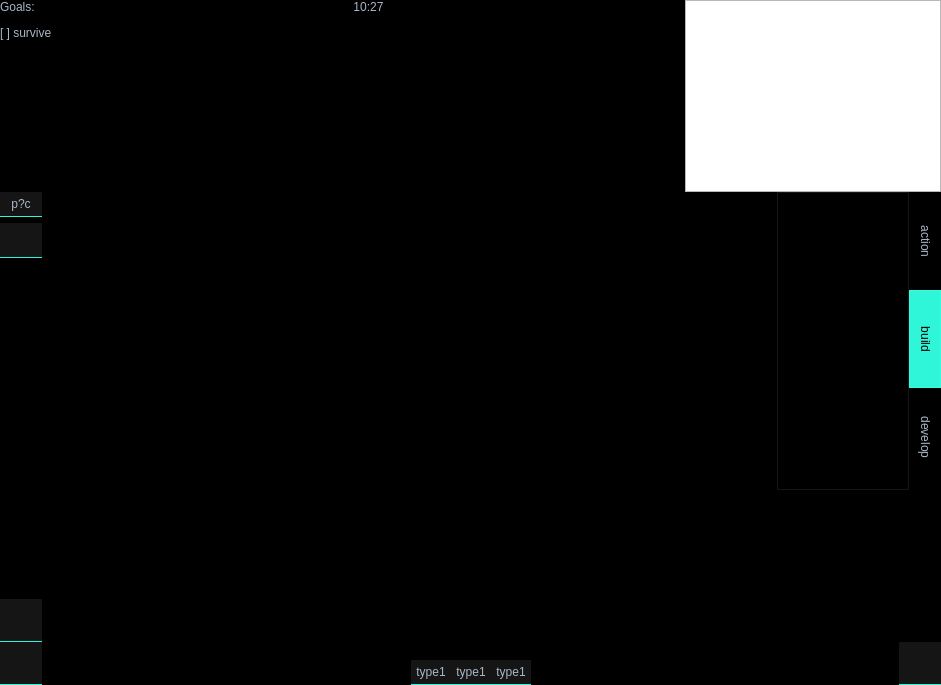
Old version of the form src/ui/battle_widget.ui in the repository k88936/UnRustedWarfare.
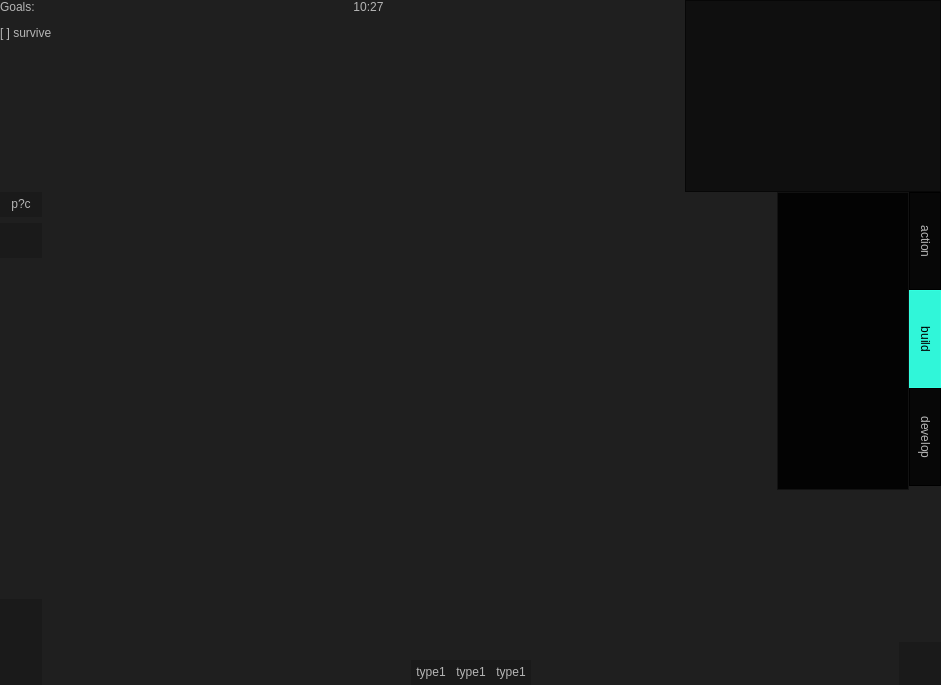
New version of the form. The open tabs and pages were chosen to show the change. Icons and pictures are not drawn. Custom widgets are drawn as their Qt base class.

The edit to the form file:
```diff
--- a/src/ui/battle_widget.ui
+++ b/src/ui/battle_widget.ui
@@ -23,52 +23,50 @@
 Available at: https://github.com/GTRONICK/QSS/blob/master/MaterialDark.qss
 */
 QMainWindow {
-	background-color:#000000;
+	background-color:#ff000000;
 }
-.QWidget{
- 	background-color: #000000;
+QWidget{
+ 	background-color: #80000000;
 }
- QDialog {
-	background-color:#000000;
+QDialog {
+	background-color:#ff000000;
 }
 QColorDialog {
-	background-color:#000000;
+	background-color:#ff000000;
 }
 QTextEdit {
-	background-color:#000000;
-	color: #a9b7c6;
+	background-color:#80000000;
+	color: #B5B5B5;
 } 
 QPlainTextEdit {
 	selection-background-color:#007b50;
-	background-color:#000000;
+	background-color:#ff000000;
 	border-style: solid;
 	border-top-color: transparent;
 	border-right-color: transparent;
 	border-left-color: transparent;
 	border-bottom-color: transparent;
 	border-width: 1px;
-	color: #a9b7c6;
+	color: #B5B5B5;
 } 
 QPushButton{
-	border-style: solid;
+	border:0px solid transparent;
 	border-radius:0px;
-	border-top-color: transparent;
-	border-right-color: transparent;
-	border-left-color: transparent;
 	border-bottom-color: #30F6D9;
 	border-bottom-width: 1px;
-	border-style: solid;
-	color: #a9b7c6;
-padding:5px;
-	background-color: #151515;
-	
+	color: #B5B5B5;
+	padding:5px;
+	background-color: #80151515;	
 }
 QPushButton::default{
 	border-bottom-width: 2px;
 	border-bottom-color: #32FFE0;
 	color: #32FFE0;
 }
-
+QPushButton:flat{
+	color:#ff000000;
+	background-color:#30F6D9;
+}
 QPushButton:hover{
 	color: #000000;
 	background-color: #30F6D9;
@@ -79,9 +77,9 @@
 	background-color: #2BDABD;
 }
 QPushButton:disabled{
-	border-bottom-color: #505050;
+	border-bottom-color: #80505050;
 	color: #505050;
-	background-color: #151515;
+	background-color: #80151515;
 }
 /* QToolButton {
 	border-style: solid;
@@ -91,9 +89,9 @@
 	border-bottom-color: #04b97f;
 	border-bottom-width: 1px;
 	border-style: solid;
-	color: #a9b7c6;
+	color: #B5B5B5;
 	padding: 2px;
-	background-color: #000000;
+	background-color: #ff000000;
 }
 QToolButton:hover{
 	border-style: solid;
@@ -110,16 +108,17 @@
 QLineEdit {
 	border-width: 1px; 
 	border-radius: 0px;
-	border-color: #505050;
+	border-color: #80505050;
 	border-style: inset;
 	padding: 0px;
-	color: #a9b7c6;
-	background:#151515;
-	selection-background-color:#505050;
+	color: #B5B5B5;
+	background:#80151515;
+	selection-background-color:#80505050;
 	selection-color: #2BDABD;
 }
 QLabel {
-	color: #a9b7c6;
+	color: #B5B5B5;
+	background-color: transparent;
 }
 /* QLCDNumber {
 	color: #37e6b4;
@@ -139,17 +138,17 @@
 	border-radius: 0px;
 }
 /* QMenuBar {
-	background-color: #000000;
+	background-color: #ff000000;
 }
 QMenuBar::item {
-	color: #a9b7c6;
+	color: #B5B5B5;
   	spacing: 3px;
   	padding: 1px 4px;
-  	background: #000000;
+  	background: #ff000000;
 }
 
 QMenuBar::item:selected {
-  	background:#000000;
+  	background:#ff000000;
 	color: #FFFFFF;
 }
 QMenu::item:selected {
@@ -185,26 +184,25 @@
 	background-color:#000000;
 } */ 
 QTabWidget {
-	color:#a9b7c6;
-	background-color:#000000;
 	
 }
 QTabWidget::pane {
-	border:1px solid #151515;
+	border:1px solid #80151515;
 	border-radius: 0px;
+	background-color:#80000000;
 }
 QTabBar::tab{
-	border:1px solid #000000;
+	border: 1px solid #ff000000;
 	border-radius: 0px;
-	color: #a9b7c6;
+	color: #B5B5B5;
 	padding:8px;
-	background-color: #000000;
+	background-color: #80000000;
 }
 QTabBar::tab:top,QTabBar::tab:bottom{
-min-width:80px;
+	min-width:80px;
 }
 QTabBar::tab:left,QTabBar::tab:right{
-min-height:80px;
+	min-height:80px;
 }
  QTabBar::tab:hover {
 	color: #30F6D9;
@@ -222,20 +220,18 @@
 	border-left-color:#30F6D9;
 }
 QTabBar::tab:selected, QTabBar::tab:last:selected {
-	color: #000000;
+	color: #ff000000;
 	border-color: #32FFE0;
 	background-color: #30F6D9;
 }
 
 QCheckBox {
-	color: #a9b7c6;
+	color: #B5B5B5;
 	border:1px solid #151515;
 	border-radius:0px;
 	background-color:#151515;
 	padding-left: 4px;
 }
-
-
 QCheckBox:hover {
 	border-color: #30F6D9;
 	color:#30F6D9;
@@ -245,7 +241,7 @@
 	width: 10px;
 	border-style:solid;
 	border-width: 1px;
-	border-color: #a9b7c6;
+	border-color: #B5B5B5;
 }
 QCheckBox::indicator:checked {
 	background-color: #30F6D9;
@@ -258,8 +254,8 @@
 	color: #505050;
 }
 /* QRadioButton {
-	color: #a9b7c6;
-	background-color: #000000;
+	color: #B5B5B5;
+	background-color: #ff000000;
 	padding: 1px;
 }
 QRadioButton::indicator:checked {
@@ -269,7 +265,7 @@
 	border-radius:5px;
 	border-width: 1px;
 	border-color: #04b97f;
-	color: #a9b7c6;
+	color: #B5B5B5;
 	background-color: #04b97f;
 }
 QRadioButton::indicator:unchecked {
@@ -279,73 +275,73 @@
 	border-radius:5px;
 	border-width: 1px;
 	border-color: #04b97f;
-	color: #a9b7c6;
+	color: #B5B5B5;
 	background-color: transparent;
 } */ 
 QStatusBar {
 	color:#ffffff;
 }
 QSpinBox {
-	color: #a9b7c6;	
-	background-color: #000000;
+	color: #B5B5B5;	
+	background-color: #80000000;
 }
 QDoubleSpinBox {
-	color: #a9b7c6;	
-	background-color: #000000;
+	color: #B5B5B5;	
+	background-color: #80000000;
 }
 QTimeEdit {
-	color: #a9b7c6;	
-	background-color: #000000;
+	color: #B5B5B5;	
+	background-color: #80000000;
 }
 QDateTimeEdit {
-	color: #a9b7c6;	
-	background-color: #000000;
+	color: #B5B5B5;	
+	background-color: #80000000;
 }
 QDateEdit {
-	color: #a9b7c6;	
-	background-color: #000000;
+	color: #B5B5B5;	
+	background-color: #80000000;
 }
 QComboBox {
-	color: #a9b7c6;	
-	background: #000000;
+	color: #B5B5B5;	
+	background: #80000000;
 }
 QComboBox:editable {
-	background: #000000;
-	color: #a9b7c6;
-	selection-background-color: #000000;
+	background: #80000000;
+	color: #B5B5B5;
+	selection-background-color: #80000000;
 }
 QComboBox QAbstractItemView {
-	color: #a9b7c6;	
-	background: #000000;
+	color: #B5B5B5;	
+	background: #80000000;
 	selection-color: #FFFFFF;
-	selection-background-color: #000000;
+	selection-background-color: #80000000;
 }
 QComboBox:!editable:on, QComboBox::drop-down:editable:on {
-	color: #a9b7c6;	
-	background: #000000;
+	color: #B5B5B5;	
+	background: #80000000;
 }
 QFontComboBox {
-	color: #a9b7c6;	
-	background-color: #000000;
+	color: #B5B5B5;	
+	background-color: #80000000;
 }
 QToolBox {
-	color: #a9b7c6;
-	background-color: #000000;
+	color: #B5B5B5;
+	background-color: #80000000;
 }
 QToolBox::tab {
-	color: #a9b7c6;
-	background-color: #000000;
+	color: #B5B5B5;
+	background-color: #80000000;
 }
 QToolBox::tab:selected {
 	color: #FFFFFF;
-	background-color: #000000;
+	background-color: #80000000;
 }
 QScrollArea {
-	color: #a9b7c6;
-	background-color: #000000;
+	color: #B5B5B5;
+	background-color: #80000000;
 }
 QSlider{
-background-color: #000000
+	background-color: #80000000;
 }
 QSlider::groove:horizontal {
 	height: 1px;
@@ -355,7 +351,7 @@
 }
 QSlider::handle{
 	background-color: #32FFE0;
-	border: 1px solid #151515;
+	border: 1px solid #80151515;
 	border-radius: 0px;
 }
 QSlider::handle:horizontal {
@@ -367,7 +363,7 @@
 	margin: 0 -4px;
 }
 QSlider::add-page{
-    background: #a9b7c6;
+    background: #B5B5B5;
 }
 QSlider::sub-page {
     background: #2BDABD;
@@ -392,6 +388,375 @@
    </property>
    <item row="0" column="0">
     <widget class="BattlefieldWidget" name="widget" native="true">
+     <property name="styleSheet">
+      <string notr="true">/*
+Material Dark Style Sheet for QT Applications
+Author: Jaime A. Quiroga P.
+Inspired on https://github.com/jxfwinter/qt-material-stylesheet
+Company: GTRONICK
+Last updated: 04/12/2018, 15:00.
+Available at: https://github.com/GTRONICK/QSS/blob/master/MaterialDark.qss
+*/
+$color_high_light = #2BDABD;
+$color_high_light2 = #30F6D9;
+$color_high_light3 = #32FFE0;
+$color_dark = #000000;
+$color_dark_t = #80000000;
+$color_dark2 = #151515;
+$color_dark2_t = #B4151515;
+$color_dark3 = #505050;
+$color_dark3_t = #80505050;
+$color_gray = #747C87;
+$color_bright = #FFFFFF;
+QMainWindow {
+	background-color:$color_dark;
+}
+QWidget{
+ 	background-color: $color_dark_t;
+}
+QDialog {
+	background-color:$color_dark;
+}
+QColorDialog {
+	background-color:$color_dark;
+}
+QTextEdit {
+	background-color:$color_dark_t;
+	color: $color_gray;
+} 
+QPlainTextEdit {
+	selection-background-color:#007b50;
+	background-color:$color_dark;
+	border-style: solid;
+	border-top-color: transparent;
+	border-right-color: transparent;
+	border-left-color: transparent;
+	border-bottom-color: transparent;
+	border-width: 1px;
+	color: $color_gray;
+} 
+QPushButton{
+	border:0px solid transparent;
+	border-radius:0px;
+	border-bottom-color: $color_high_light2;
+	border-bottom-width: 1px;
+	color: $color_gray;
+	padding:5px;
+	background-color: $color_dark2_t;	
+}
+QPushButton::default{
+	border-bottom-width: 2px;
+	border-bottom-color: $color_high_light3;
+	color: $color_high_light3;
+}
+QPushButton:flat{
+	color:$color_dark;
+	background-color:$color_high_light2;
+}
+QPushButton:hover{
+	color: $color_dark;
+	background-color: $color_high_light2;
+	
+}
+QPushButton:pressed{
+	color: $color_dark;
+	border-bottom-color: $color_high_light;
+	background-color: $color_high_light;
+}
+QPushButton:disabled{
+	border-bottom-color: $color_dark3_t;
+	color: $color_dark3;
+	background-color: $color_dark2_t;
+}
+/* QToolButton {
+	border-style: solid;
+	border-top-color: transparent;
+	border-right-color: transparent;
+	border-left-color: transparent;
+	border-bottom-color: #04b97f;
+	border-bottom-width: 1px;
+	border-style: solid;
+	color: $color_gray;
+	padding: 2px;
+	background-color: $color_dark;
+}
+QToolButton:hover{
+	border-style: solid;
+	border-top-color: transparent;
+	border-right-color: transparent;
+	border-left-color: transparent;
+	border-bottom-color: #37efba;
+	border-bottom-width: 2px;
+	border-style: solid;
+	color: #FFFFFF;
+	padding-bottom: 1px;
+	background-color: $color_dark;
+} */ 
+QLineEdit {
+	border-width: 1px; 
+	border-radius: 0px;
+	border-color: $color_dark3_t;
+	border-style: inset;
+	padding: 0px;
+	color: $color_gray;
+	background:$color_dark2_t;
+	selection-background-color:$color_dark3_t;
+	selection-color: $color_high_light;
+}
+QLabel {
+	color: $color_gray;
+	background-color: transparent;
+}
+/* QLCDNumber {
+	color: #37e6b4;
+} */ 
+QProgressBar {
+	color: transparent;
+	border-style:inset;
+	border-width: 1px; 
+	border-radius: 0px;
+	border-color: $color_high_light2;
+	background-color:$color_dark2;
+}
+QProgressBar::chunk {
+	background-color: $color_high_light2;
+	width:5px;
+	margin:0px;
+	border-radius: 0px;
+}
+/* QMenuBar {
+	background-color: $color_dark;
+}
+QMenuBar::item {
+	color: $color_gray;
+  	spacing: 3px;
+  	padding: 1px 4px;
+  	background: $color_dark;
+}
+
+QMenuBar::item:selected {
+  	background:$color_dark;
+	color: #FFFFFF;
+}
+QMenu::item:selected {
+	border-style: solid;
+	border-top-color: transparent;
+	border-right-color: transparent;
+	border-left-color: #04b97f;
+	border-bottom-color: transparent;
+	border-left-width: 2px;
+	color: #FFFFFF;
+	padding-left:15px;
+	padding-top:4px;
+	padding-bottom:4px;
+	padding-right:7px;
+	background-color: $color_dark;
+}
+QMenu::item {
+	border-style: solid;
+	border-top-color: transparent;
+	border-right-color: transparent;
+	border-left-color: transparent;
+	border-bottom-color: transparent;
+	border-bottom-width: 1px;
+	border-style: solid;
+	color: $color_gray;
+	padding-left:17px;
+	padding-top:4px;
+	padding-bottom:4px;
+	padding-right:7px;
+	background-color: $color_dark;
+}
+QMenu{
+	background-color:$color_dark;
+} */ 
+QTabWidget {
+	color:$color_gray;
+	background-color:$color_dark_t;
+}
+QTabWidget::pane {
+	border:1px solid $color_dark2_t;
+	border-radius: 0px;
+}
+QTabBar::tab{
+	border: 1px solid $color_dark;
+	border-radius: 0px;
+	color: $color_gray;
+	padding:8px;
+	background-color: $color_dark_t;
+}
+QTabBar::tab:top,QTabBar::tab:bottom{
+	min-width:80px;
+}
+QTabBar::tab:left,QTabBar::tab:right{
+	min-height:80px;
+}
+ QTabBar::tab:hover {
+	color: $color_high_light2;
+}
+QTabBar::tab:top:hover{
+	border-bottom-color:$color_high_light2;
+}
+QTabBar::tab:bottom:hover{
+	border-top-color:$color_high_light2;
+}
+QTabBar::tab:left:hover{
+	border-right-color:$color_high_light2;
+}
+QTabBar::tab:right:hover{
+	border-left-color:$color_high_light2;
+}
+QTabBar::tab:selected, QTabBar::tab:last:selected {
+	color: $color_dark;
+	border-color: $color_high_light3;
+	background-color: $color_high_light2;
+}
+
+QCheckBox {
+	color: $color_gray;
+	border:1px solid $color_dark2;
+	border-radius:0px;
+	background-color:$color_dark2;
+	padding-left: 4px;
+}
+QCheckBox:hover {
+	border-color: $color_high_light2;
+	color:$color_high_light2;
+}
+QCheckBox::indicator{
+	height: 10px;
+	width: 10px;
+	border-style:solid;
+	border-width: 1px;
+	border-color: $color_gray;
+}
+QCheckBox::indicator:checked {
+	background-color: $color_high_light2;
+	border-color:$color_high_light2
+}
+QCheckBox::indicator:unchecked {
+	background-color: transparent;
+}
+QCheckBox:disabled {
+	color: $color_dark3;
+}
+/* QRadioButton {
+	color: $color_gray;
+	background-color: $color_dark;
+	padding: 1px;
+}
+QRadioButton::indicator:checked {
+	height: 10px;
+	width: 10px;
+	border-style:solid;
+	border-radius:5px;
+	border-width: 1px;
+	border-color: #04b97f;
+	color: $color_gray;
+	background-color: #04b97f;
+}
+QRadioButton::indicator:unchecked {
+	height: 10px;
+	width: 10px;
+	border-style:solid;
+	border-radius:5px;
+	border-width: 1px;
+	border-color: #04b97f;
+	color: $color_gray;
+	background-color: transparent;
+} */ 
+QStatusBar {
+	color:#ffffff;
+}
+QSpinBox {
+	color: $color_gray;	
+	background-color: $color_dark_t;
+}
+QDoubleSpinBox {
+	color: $color_gray;	
+	background-color: $color_dark_t;
+}
+QTimeEdit {
+	color: $color_gray;	
+	background-color: $color_dark_t;
+}
+QDateTimeEdit {
+	color: $color_gray;	
+	background-color: $color_dark_t;
+}
+QDateEdit {
+	color: $color_gray;	
+	background-color: $color_dark_t;
+}
+QComboBox {
+	color: $color_gray;	
+	background: $color_dark_t;
+}
+QComboBox:editable {
+	background: $color_dark_t;
+	color: $color_gray;
+	selection-background-color: $color_dark_t;
+}
+QComboBox QAbstractItemView {
+	color: $color_gray;	
+	background: $color_dark_t;
+	selection-color: #FFFFFF;
+	selection-background-color: $color_dark_t;
+}
+QComboBox:!editable:on, QComboBox::drop-down:editable:on {
+	color: $color_gray;	
+	background: $color_dark_t;
+}
+QFontComboBox {
+	color: $color_gray;	
+	background-color: $color_dark_t;
+}
+QToolBox {
+	color: $color_gray;
+	background-color: $color_dark_t;
+}
+QToolBox::tab {
+	color: $color_gray;
+	background-color: $color_dark_t;
+}
+QToolBox::tab:selected {
+	color: #FFFFFF;
+	background-color: $color_dark_t;
+}
+QScrollArea {
+	color: $color_gray;
+	background-color: $color_dark_t;
+}
+QSlider{
+	background-color: $color_dark_t;
+}
+QSlider::groove:horizontal {
+	height: 1px;
+}
+QSlider::groove:vertical {
+	width: 1px;
+}
+QSlider::handle{
+	background-color: $color_high_light3;
+	border: 1px solid $color_dark2_t;
+	border-radius: 0px;
+}
+QSlider::handle:horizontal {
+	width: 6px;
+	margin: -4px 0;
+}
+QSlider::handle:vertical {
+	height: 6px;
+	margin: 0 -4px;
+}
+QSlider::add-page{
+    background: $color_gray;
+}
+QSlider::sub-page {
+    background: $color_high_light;
+}
+</string>
+     </property>
      <layout class="QVBoxLayout" name="verticalLayout_5">
       <property name="spacing">
        <number>0</number>
```
Left out of the diff: 21 changed lines with no effect on the pictures.
